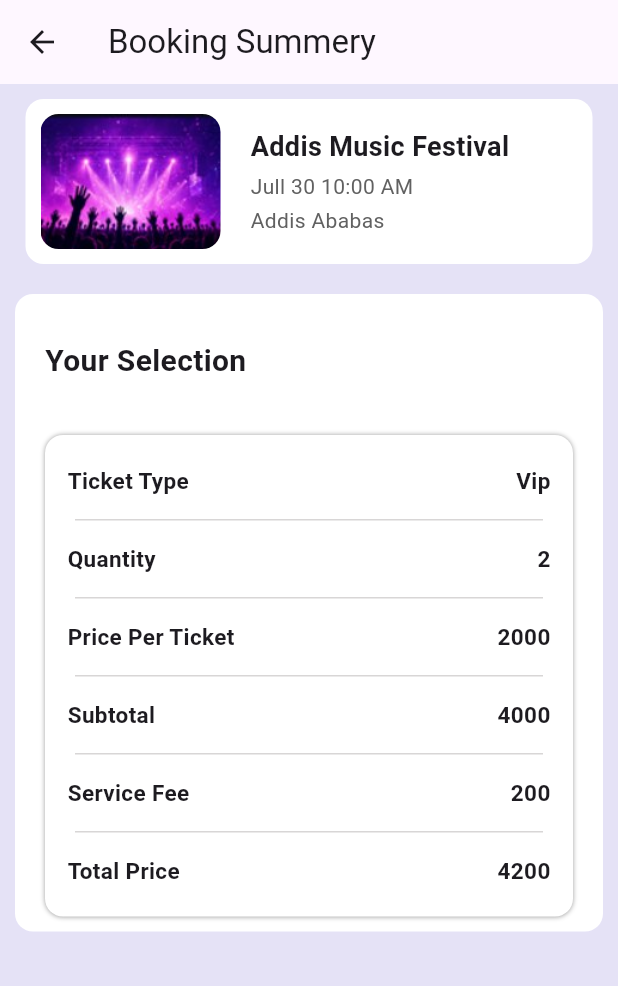
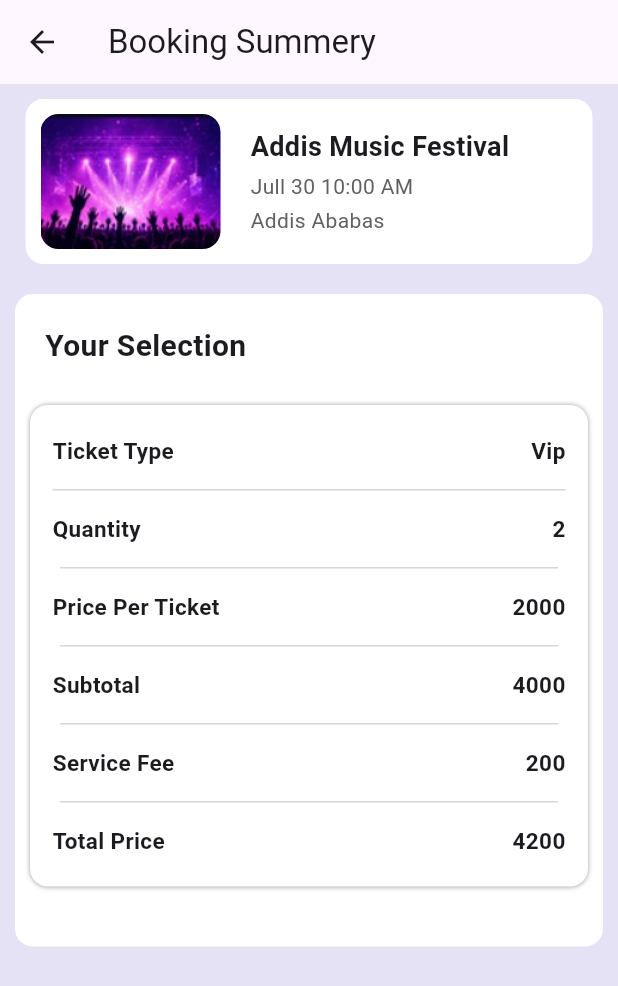
Before and after one commit to anuteshome/Vibey, a Flutter app: the BookingSummery screen opened directly with sample values from the repository, on a phone screen of 412 x 824 dp. Shown: the top 986 px of the screen. Run offline on Flutter 3.47's test engine with Material 3 defaults, Android fonts, the phone set to English and light mode, and no system bars; our stand-ins replace supabase_flutter; missing offline and left inert: ionicons_plus; accounts and stored records are empty.

```diff
--- a/lib/core/widgets/YourSelection.dart
+++ b/lib/core/widgets/YourSelection.dart
@@ -13,10 +13,10 @@ class YourSelection extends StatelessWidget {
             // color:Colors.white
           ),
             child: Padding(
-              padding: const EdgeInsets.symmetric(horizontal: 10,vertical:20),
+              padding: const EdgeInsets.only(left: 10,right:10,top:20,bottom: 20),
               child: Container(
-                         decoration: BoxDecoration(
-              color:Colors.white,
+              decoration: BoxDecoration(
+              color: Colors.white,
               borderRadius:BorderRadius.circular(12),
                          ),
                 child: Column(
@@ -27,14 +27,14 @@ class YourSelection extends StatelessWidget {
                       child: Column(
                         children:[
                         Padding(
-                          padding: const EdgeInsets.symmetric(horizontal: 20,vertical: 10) ,
+                          padding: const EdgeInsets.symmetric(horizontal: 20) ,
                           child: Text("Your Selection",style:TextStyle(fontSize:20,fontWeight:FontWeight.bold)),
                         ),
                         ]
                       ),
                     ),
                     Padding(
-                      padding: const EdgeInsets.symmetric(horizontal: 20,vertical: 10),
+                      padding: const EdgeInsets.symmetric(horizontal: 10,vertical: 10),
                       child: Container(
                                         decoration: BoxDecoration(
                                   color:Colors.white,
@@ -56,7 +56,7 @@ class YourSelection extends StatelessWidget {
                                 ),
                             ),
                             Padding(
-                              padding: const EdgeInsets.symmetric(horizontal: 20,vertical: 5),
+                              padding: const EdgeInsets.symmetric(horizontal: 15,vertical: 5),
                               child: Container(
                                  decoration: BoxDecoration(
                                     border: Border(
@@ -171,12 +171,11 @@ class YourSelection extends StatelessWidget {
                                   ],
                                 ),
                             ),
-
                           ],
                         ),
                       ),
-                    )
-
+                    ),
+                       SizedBox(height: 30,)
                   ]
                 ),
               ),
```
